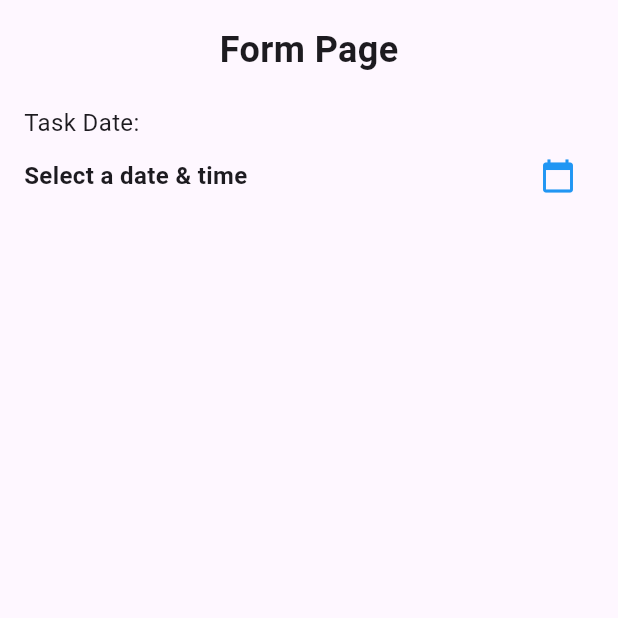
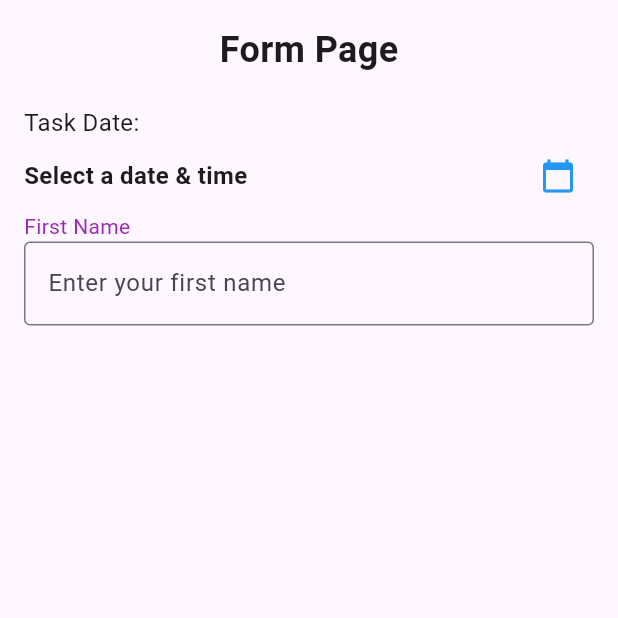
Before and after one commit to DaffaPutra7/TodoApp_0133, a Flutter app: the FormPage screen opened directly, on a phone screen of 412 x 824 dp, the top half of it. Run offline on Flutter 3.47's test engine with Material 3 defaults, Android fonts, the phone set to English and light mode, and no system bars.

Commit message:
Mengubah code pada file main dan menambah code pada file form_page untuk membuat form input

```diff
--- a/lib/form_page.dart
+++ b/lib/form_page.dart
@@ -110,6 +110,34 @@ class _FormPageState extends State<FormPage> {
                   ),
                 ],
               ),
+              Form(
+                key: _key,
+                child: Column(
+                  crossAxisAlignment: CrossAxisAlignment.start,
+                  children: [
+                    const Text(
+                      "First Name",
+                      style: TextStyle(color: Colors.purple, fontSize: 14),
+                    ),
+                    TextFormField(
+                      controller: _formController,
+                      decoration: InputDecoration(
+                        hintText: "Enter your first name",
+                        border: OutlineInputBorder(
+                          borderSide: BorderSide(color: Colors.purple),
+                        ),
+                      ),
+                      validator: (value) {
+                        if (value == null || value.isEmpty) {
+                          return "Please enter a name";
+                        }
+                        return null;
+                      },
+                    ),
+                    const SizedBox(height: 10),
+                  ],
+                ),
+              ),
             ],
           ),
         ),
--- a/lib/main.dart
+++ b/lib/main.dart
@@ -1,5 +1,5 @@
 import 'package:flutter/material.dart';
-import 'package:materi_3/todo_page.dart';
+import 'package:materi_3/form_page.dart';
 
 void main() {
   runApp(const MyApp());
@@ -15,7 +15,7 @@ class MyApp extends StatelessWidget {
       theme: ThemeData(
         colorScheme: ColorScheme.fromSeed(seedColor: Colors.deepPurple),
       ),
-      home: const TodoPage(),
+      home: const FormPage(),
     );
   }
 }
```
